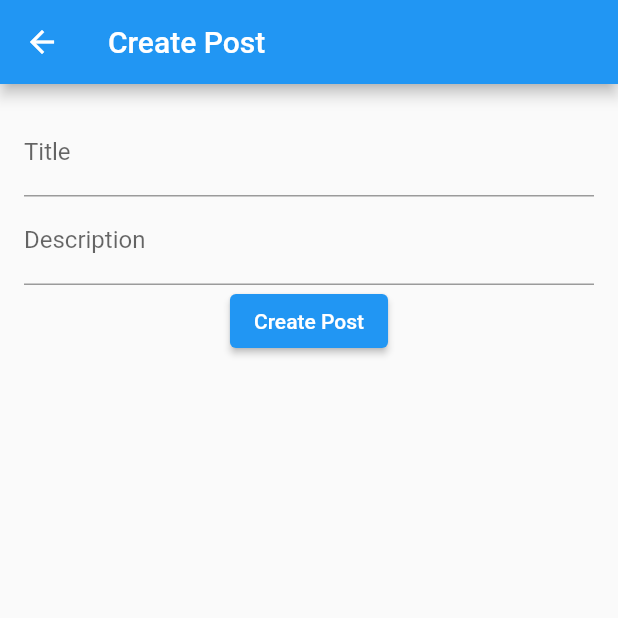
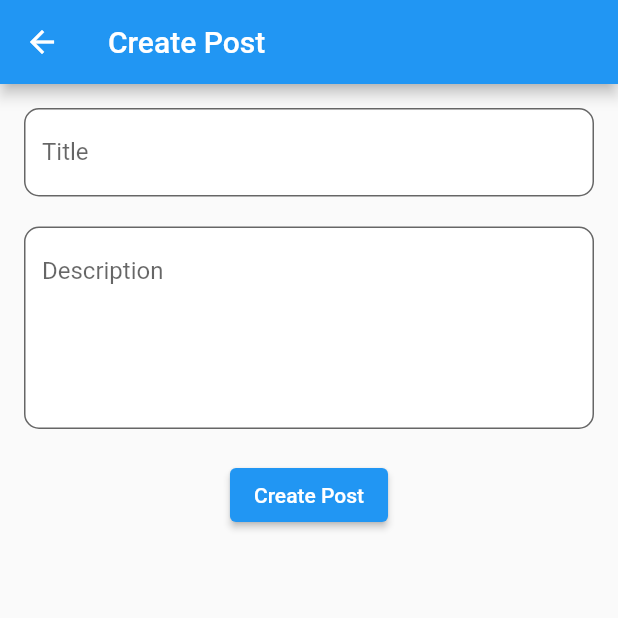
Before and after one commit to Mozammalhossainsobug/socail_medial_app, a Flutter app: the CreatePostPage screen opened directly, on a phone screen of 412 x 824 dp, the top half of it. Run offline on Flutter 3.47's test engine with Material 2 defaults, Android fonts, the phone set to English and light mode, and no system bars; our stand-ins replace bloc, dartz, equatable, flutter_bloc, fluttertoast.

Commit message:
passing value as "postEntity"

```diff
--- a/lib/src/features/post/presentation/create_post/pages/create_post_page.dart
+++ b/lib/src/features/post/presentation/create_post/pages/create_post_page.dart
@@ -1,10 +1,16 @@
 import 'package:flutter/material.dart';
 import 'package:flutter_bloc/flutter_bloc.dart';
 import 'package:socail_medial_app/src/features/post/presentation/create_post/bloc/create_post_bloc.dart';
+import 'package:socail_medial_app/src/features/post/root/domain/entities/post_entity.dart';
 
 class CreatePostPage extends StatelessWidget {
   final TextEditingController _titleController = TextEditingController();
   final TextEditingController _bodyController = TextEditingController();
+
+  final _formKey = GlobalKey<FormState>();
+  final int num = 1;
+
+  CreatePostPage({Key? key}) : super(key: key);
 
   @override
   Widget build(BuildContext context) {
@@ -19,44 +25,81 @@ class CreatePostPage extends StatelessWidget {
                 .showSnackBar(SnackBar(content: Text(state.message)));
           }
           if (state is CreatePostSuccessState) {
-            ScaffoldMessenger.of(context)
-                .showSnackBar(SnackBar(content: Text('Post successfully created')));
+            ScaffoldMessenger.of(context).showSnackBar(
+                const SnackBar(content: Text('Post successfully created')));
             _titleController.clear();
             _bodyController.clear();
             Navigator.pop(context);
           }
         },
         builder: (context, state) {
-          return Padding(
+          return Form(
+            key: _formKey,
+            child: Padding(
               padding: const EdgeInsets.all(16.0),
               child: Column(
-              children: [
-                TextField(
+                crossAxisAlignment: CrossAxisAlignment.start,
+                children: <Widget>[
+                  TextFormField(
                     controller: _titleController,
                     decoration: const InputDecoration(
                       labelText: 'Title',
+                      fillColor: Colors.white,
+                      filled: true,
+                      border: OutlineInputBorder(
+                          borderRadius:
+                              BorderRadius.all(Radius.circular(10.0))),
                     ),
+                    validator: (value) {
+                      if (value!.isEmpty) {
+                        return 'Please enter Tittle';
+                      }
+                      return null;
+                    },
                   ),
-                TextField(
+                  const SizedBox(
+                      height:
+                          20.0), // This gives more space between the title and description fields.
+                  TextFormField(
                     controller: _bodyController,
+                    maxLines: 5,
+                    textAlign: TextAlign
+                        .start, // This makes the field expand as more lines are added.
                     decoration: const InputDecoration(
                       labelText: 'Description',
+                      fillColor: Colors.white,
+                      alignLabelWithHint: true,
+                      filled: true,
+                      border: OutlineInputBorder(
+                          borderRadius:
+                              BorderRadius.all(Radius.circular(10.0))),
                     ),
+                    validator: (value) {
+                      if (value!.isEmpty) {
+                        return 'Please enter Description';
+                      }
+                      return null;
+                    },
                   ),
-                ElevatedButton(
+                  const SizedBox(height: 20.0),
+                  Center(
+                    // This will center the button.
+                    child: ElevatedButton(
                       onPressed: () {
-                    context.read<CreatePostBloc>().add(AddPostEvent(
-                          userId: 1,
-                          id : 1,
-                          title: _titleController.text,
-                          body: _bodyController.text,
+                        if(_formKey.currentState!.validate()){
+                          final newPost = PostEntity(userId: 1, id: 1, title: _titleController.text, body: _bodyController.text);
+                          BlocProvider.of<CreatePostBloc>(context).add(AddPostEvent(
+                            newPost: newPost,
                           ));
+                        }
                       },
                       child: state is CreatePostLoadingState
                           ? const CircularProgressIndicator()
                           : const Text('Create Post'),
                     ),
+                  ),
                 ],
+              ),
             ),
           );
         },
```
Lines whose indentation alone changed are shown as unchanged.
